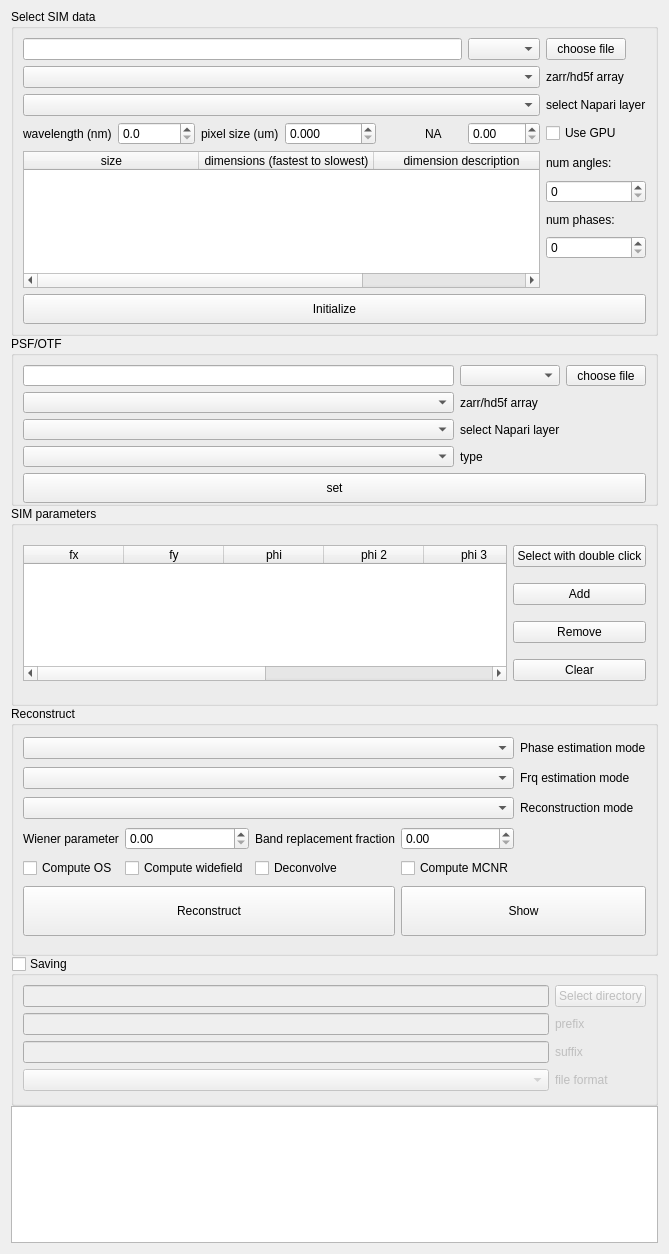
Old version of the form napari_mcsim/mcsim_plugin.ui in the repository QI2lab/napari-mcsim.
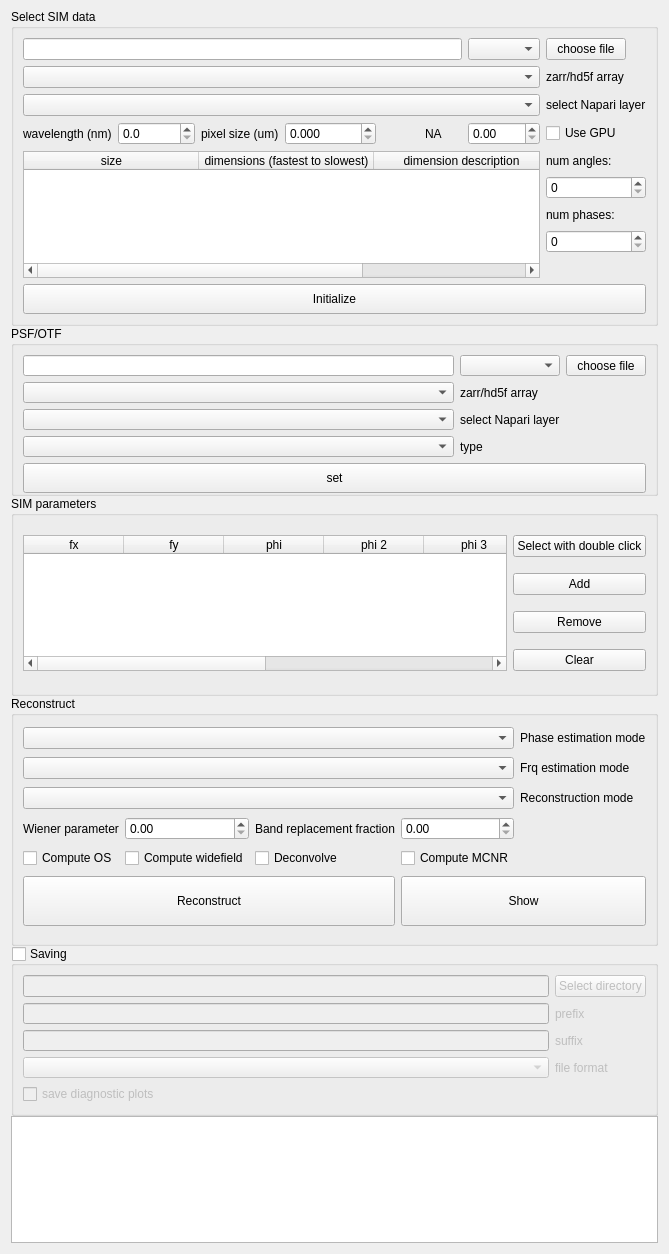
New version of the form.

Commit message: corrected issues with OTF loading and added flag to save diagnostic plots

The edit to the form file:
```diff
--- a/napari_mcsim/mcsim_plugin.ui
+++ b/napari_mcsim/mcsim_plugin.ui
@@ -6,7 +6,7 @@
    <rect>
     <x>0</x>
     <y>0</y>
-    <width>652</width>
+    <width>669</width>
     <height>1254</height>
    </rect>
   </property>
@@ -539,7 +539,7 @@
      <property name="minimumSize">
       <size>
        <width>0</width>
-       <height>150</height>
+       <height>170</height>
       </size>
      </property>
      <property name="title">
@@ -592,6 +592,13 @@
         </property>
        </widget>
       </item>
+      <item row="4" column="0">
+       <widget class="QCheckBox" name="save_diagnostic_plots_checkBox">
+        <property name="text">
+         <string>save diagnostic plots</string>
+        </property>
+       </widget>
+      </item>
      </layout>
     </widget>
    </item>
```
Left out of the diff: 42 changed lines with no effect on the pictures. The commit also changes 1 other file.
